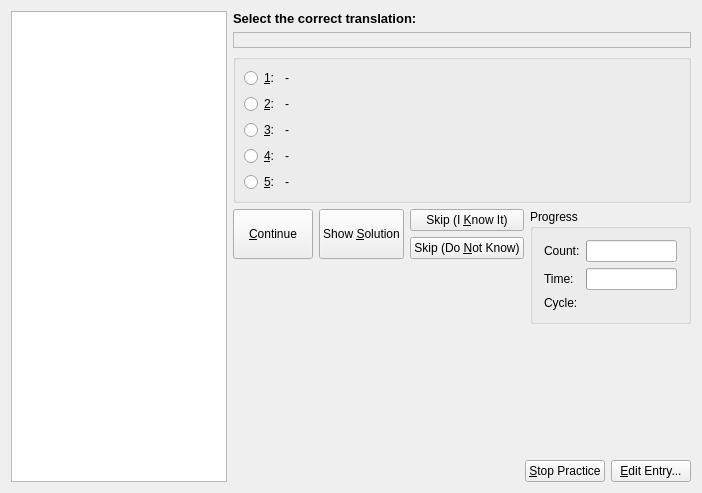
Before: the Qt Designer form src/practice/MCQueryDlgForm.ui in KDE/parley, drawn with Qt 5.
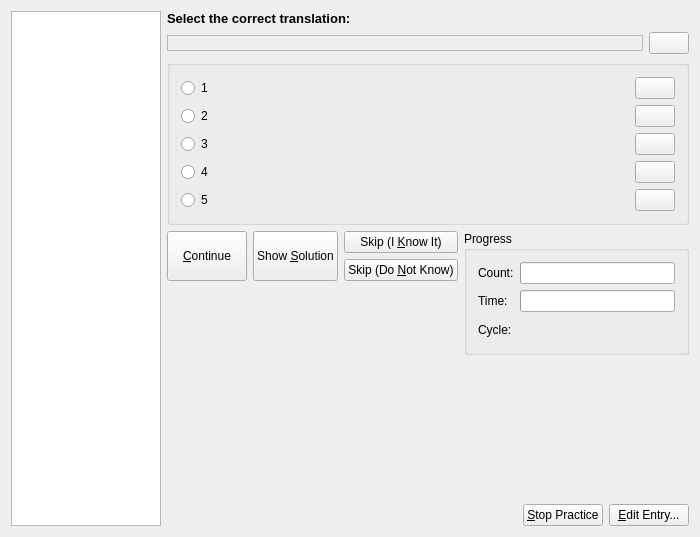
After: the same form once the commit is applied.

Commit message: Sound support is funcional (but very basic) in Multiple Choice and Written Practices. At the moment the playback button shows if a sound url is associated with the entry. Make sure the show solution timer is stopped after a practice, otherwise the summary shows more than once. Move away from the QPair<QRadioButton, QLabel> combination for a choice in MC. Use a simple QRadioButton instead.

Diff of the .ui file:
```diff
--- a/src/practice/MCQueryDlgForm.ui
+++ b/src/practice/MCQueryDlgForm.ui
@@ -6,8 +6,8 @@
    <rect>
     <x>0</x>
     <y>0</y>
-    <width>702</width>
-    <height>493</height>
+    <width>698</width>
+    <height>537</height>
    </rect>
   </property>
   <layout class="QHBoxLayout" >
@@ -48,28 +48,39 @@
       </widget>
      </item>
      <item>
-      <widget class="QLabel" name="orgField" >
-       <property name="sizePolicy" >
-        <sizepolicy vsizetype="Fixed" hsizetype="Expanding" >
-         <horstretch>0</horstretch>
-         <verstretch>0</verstretch>
-        </sizepolicy>
-       </property>
-       <property name="frameShape" >
-        <enum>QFrame::StyledPanel</enum>
-       </property>
-       <property name="frameShadow" >
-        <enum>QFrame::Plain</enum>
-       </property>
-       <property name="text" >
-        <string/>
-       </property>
-      </widget>
+      <layout class="QHBoxLayout" >
+       <item>
+        <widget class="QLabel" name="orgField" >
+         <property name="sizePolicy" >
+          <sizepolicy vsizetype="Fixed" hsizetype="Expanding" >
+           <horstretch>0</horstretch>
+           <verstretch>0</verstretch>
+          </sizepolicy>
+         </property>
+         <property name="frameShape" >
+          <enum>QFrame::StyledPanel</enum>
+         </property>
+         <property name="frameShadow" >
+          <enum>QFrame::Plain</enum>
+         </property>
+         <property name="text" >
+          <string/>
+         </property>
+        </widget>
+       </item>
+       <item>
+        <widget class="QPushButton" name="audioPlayQuestionButton" >
+         <property name="text" >
+          <string/>
+         </property>
+        </widget>
+       </item>
+      </layout>
      </item>
      <item>
       <widget class="QGroupBox" name="transgroup" >
        <property name="sizePolicy" >
-        <sizepolicy vsizetype="Fixed" hsizetype="Preferred" >
+        <sizepolicy vsizetype="Preferred" hsizetype="Preferred" >
          <horstretch>0</horstretch>
          <verstretch>0</verstretch>
         </sizepolicy>
@@ -77,154 +88,126 @@
        <property name="title" >
         <string/>
        </property>
-       <layout class="QGridLayout" >
-        <property name="leftMargin" >
-         <number>8</number>
-        </property>
-        <property name="topMargin" >
-         <number>8</number>
-        </property>
-        <property name="rightMargin" >
-         <number>8</number>
-        </property>
-        <property name="bottomMargin" >
-         <number>8</number>
-        </property>
-        <property name="horizontalSpacing" >
-         <number>6</number>
-        </property>
-        <property name="verticalSpacing" >
-         <number>6</number>
-        </property>
-        <item row="4" column="1" >
-         <widget class="QLabel" name="trans5" >
-          <property name="sizePolicy" >
-           <sizepolicy vsizetype="Minimum" hsizetype="Expanding" >
-            <horstretch>0</horstretch>
-            <verstretch>0</verstretch>
-           </sizepolicy>
-          </property>
-          <property name="text" >
-           <string>-</string>
-          </property>
-          <property name="wordWrap" >
-           <bool>true</bool>
-          </property>
-         </widget>
+       <layout class="QVBoxLayout" >
+        <item>
+         <layout class="QHBoxLayout" >
+          <item>
+           <widget class="QRadioButton" name="choiceRadioButton1" >
+            <property name="sizePolicy" >
+             <sizepolicy vsizetype="Fixed" hsizetype="Expanding" >
+              <horstretch>0</horstretch>
+              <verstretch>0</verstretch>
+             </sizepolicy>
+            </property>
+            <property name="text" >
+             <string>1</string>
+            </property>
+           </widget>
+          </item>
+          <item>
+           <widget class="QPushButton" name="audioChoiceButton1" >
+            <property name="text" >
+             <string/>
+            </property>
+           </widget>
+          </item>
+         </layout>
         </item>
-        <item row="4" column="0" >
-         <widget class="QRadioButton" name="rb_trans5" >
-          <property name="text" >
-           <string>&amp;5:</string>
-          </property>
-          <property name="shortcut" >
-           <string>5</string>
-          </property>
-         </widget>
+        <item>
+         <layout class="QHBoxLayout" >
+          <item>
+           <widget class="QRadioButton" name="choiceRadioButton2" >
+            <property name="sizePolicy" >
+             <sizepolicy vsizetype="Fixed" hsizetype="Expanding" >
+              <horstretch>0</horstretch>
+              <verstretch>0</verstretch>
+             </sizepolicy>
+            </property>
+            <property name="text" >
+             <string>2</string>
+            </property>
+           </widget>
+          </item>
+          <item>
+           <widget class="QPushButton" name="audioChoiceButton2" >
+            <property name="text" >
+             <string/>
+            </property>
+           </widget>
+          </item>
+         </layout>
         </item>
-        <item row="3" column="1" >
-         <widget class="QLabel" name="trans4" >
-          <property name="sizePolicy" >
-           <sizepolicy vsizetype="Minimum" hsizetype="Expanding" >
-            <horstretch>0</horstretch>
-            <verstretch>0</verstretch>
-           </sizepolicy>
-          </property>
-          <property name="text" >
-           <string>-</string>
-          </property>
-          <property name="wordWrap" >
-           <bool>true</bool>
-          </property>
-         </widget>
+        <item>
+         <layout class="QHBoxLayout" >
+          <item>
+           <widget class="QRadioButton" name="choiceRadioButton3" >
+            <property name="sizePolicy" >
+             <sizepolicy vsizetype="Fixed" hsizetype="Expanding" >
+              <horstretch>0</horstretch>
+              <verstretch>0</verstretch>
+             </sizepolicy>
+            </property>
+            <property name="text" >
+             <string>3</string>
+            </property>
+           </widget>
+          </item>
+          <item>
+           <widget class="QPushButton" name="audioChoiceButton3" >
+            <property name="text" >
+             <string/>
+            </property>
+           </widget>
+          </item>
+         </layout>
         </item>
-        <item row="3" column="0" >
-         <widget class="QRadioButton" name="rb_trans4" >
-          <property name="text" >
-           <string>&amp;4:</string>
-          </property>
-          <property name="shortcut" >
-           <string>4</string>
-          </property>
-         </widget>
+        <item>
+         <layout class="QHBoxLayout" >
+          <item>
+           <widget class="QRadioButton" name="choiceRadioButton4" >
+            <property name="sizePolicy" >
+             <sizepolicy vsizetype="Fixed" hsizetype="Expanding" >
+              <horstretch>0</horstretch>
+              <verstretch>0</verstretch>
+             </sizepolicy>
+            </property>
+            <property name="text" >
+             <string>4</string>
+            </property>
+           </widget>
+          </item>
+          <item>
+           <widget class="QPushButton" name="audioChoiceButton4" >
+            <property name="text" >
+             <string/>
+            </property>
+           </widget>
+          </item>
+         </layout>
         </item>
-        <item row="2" column="1" >
-         <widget class="QLabel" name="trans3" >
-          <property name="sizePolicy" >
-           <sizepolicy vsizetype="Minimum" hsizetype="Expanding" >
-            <horstretch>0</horstretch>
-            <verstretch>0</verstretch>
-           </sizepolicy>
-          </property>
-          <property name="text" >
-           <string>-</string>
-          </property>
-          <property name="wordWrap" >
-           <bool>true</bool>
-          </property>
-         </widget>
-        </item>
-        <item row="2" column="0" >
-         <widget class="QRadioButton" name="rb_trans3" >
-          <property name="text" >
-           <string>&amp;3:</string>
-          </property>
-          <property name="shortcut" >
-           <string>3</string>
-          </property>
-         </widget>
-        </item>
-        <item row="1" column="1" >
-         <widget class="QLabel" name="trans2" >
-          <property name="sizePolicy" >
-           <sizepolicy vsizetype="Minimum" hsizetype="Expanding" >
-            <horstretch>0</horstretch>
-            <verstretch>0</verstretch>
-           </sizepolicy>
-          </property>
-          <property name="text" >
-           <string>-</string>
-          </property>
-          <property name="wordWrap" >
-           <bool>true</bool>
-          </property>
-         </widget>
-        </item>
-        <item row="1" column="0" >
-         <widget class="QRadioButton" name="rb_trans2" >
-          <property name="text" >
-           <string>&amp;2:</string>
-          </property>
-          <property name="shortcut" >
-           <string>2</string>
-          </property>
-         </widget>
-        </item>
-        <item row="0" column="1" >
-         <widget class="QLabel" name="trans1" >
-          <property name="sizePolicy" >
-           <sizepolicy vsizetype="Minimum" hsizetype="Expanding" >
-            <horstretch>0</horstretch>
-            <verstretch>0</verstretch>
-           </sizepolicy>
-          </property>
-          <property name="text" >
-           <string>-</string>
-          </property>
-          <property name="wordWrap" >
-           <bool>true</bool>
-          </property>
-         </widget>
-        </item>
-        <item row="0" column="0" >
-         <widget class="QRadioButton" name="rb_trans1" >
-          <property name="text" >
-           <string>&amp;1:</string>
-          </property>
-          <property name="shortcut" >
-           <string>1</string>
-          </property>
-         </widget>
+        <item>
+         <layout class="QHBoxLayout" >
+          <item>
+           <widget class="QRadioButton" name="choiceRadioButton5" >
+            <property name="sizePolicy" >
+             <sizepolicy vsizetype="Fixed" hsizetype="Expanding" >
+              <horstretch>0</horstretch>
+              <verstretch>0</verstretch>
+             </sizepolicy>
+            </property>
+            <property name="text" >
+             <string>5</string>
+            </property>
+           </widget>
+          </item>
+          <item>
+           <widget class="QPushButton" name="audioChoiceButton5" >
+            <property name="text" >
+             <string/>
+            </property>
+           </widget>
+          </item>
+         </layout>
         </item>
        </layout>
       </widget>
@@ -425,8 +408,8 @@
        </property>
        <property name="sizeHint" >
         <size>
-         <width>433</width>
-         <height>16</height>
+         <width>522</width>
+         <height>20</height>
         </size>
        </property>
       </spacer>
```
Left out of the diff: 7 changed lines with no effect on the pictures. The commit also changes 6 other files.
